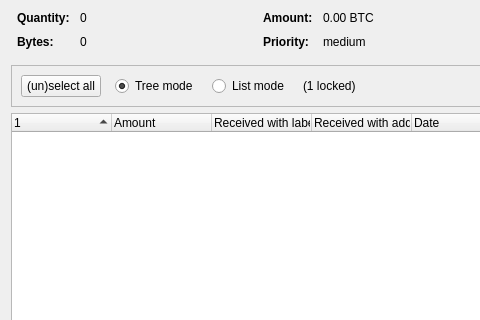
First picture: the form in src/qt/forms/coincontroldialog.ui, repository raffermeko/bitcoin, before the edit; both pictures show x 0 to 480 and y 0 to 320 of the 1000 by 500 pixel window.
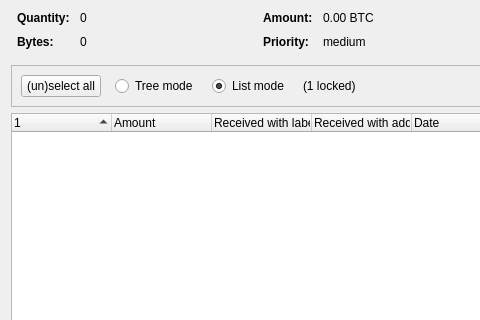
Second picture: the form after the edit. Custom widgets are drawn as their Qt base class.

Commit message: Coin Control: Make list mode default

```diff
--- a/src/qt/forms/coincontroldialog.ui
+++ b/src/qt/forms/coincontroldialog.ui
@@ -379,9 +379,6 @@
           <property name="text">
            <string>Tree mode</string>
           </property>
-          <property name="checked">
-           <bool>true</bool>
-          </property>
          </widget>
         </item>
         <item>
@@ -395,6 +392,9 @@
           <property name="text">
            <string>List mode</string>
           </property>
+          <property name="checked">
+           <bool>true</bool>
+          </property>
          </widget>
         </item>
         <item>
```
